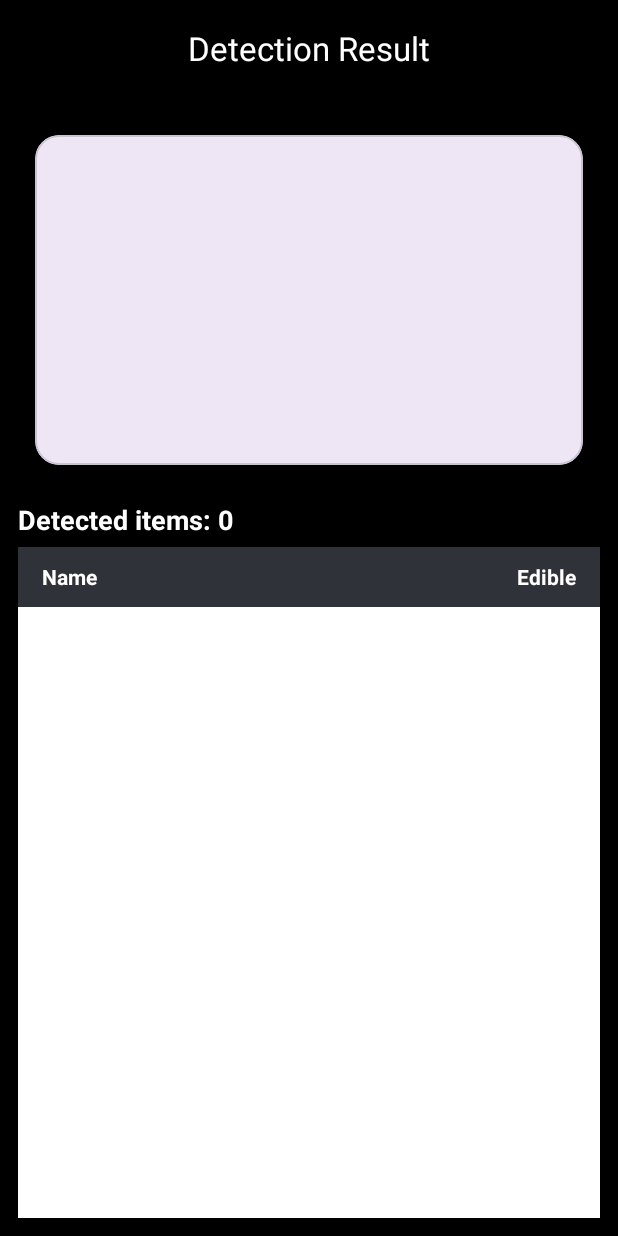
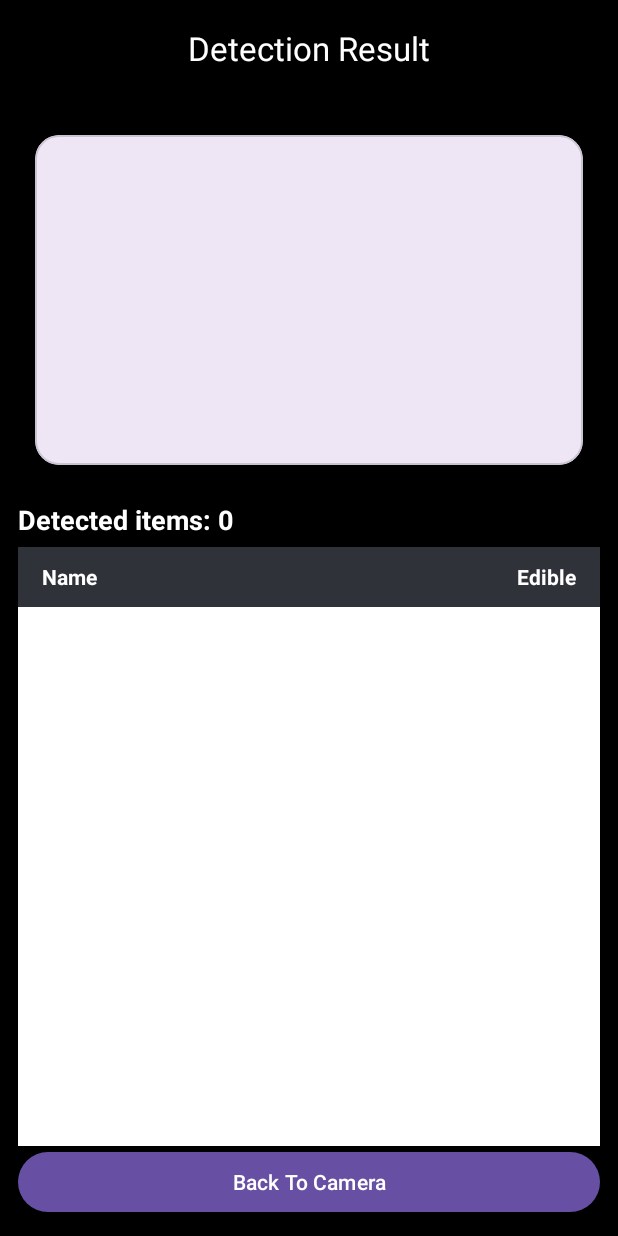
Before and after one commit to json0419-cell/computervision-Project2, an Android app: the ResultActivity screen opened directly, with no data from a screen before it, on a phone screen of 412 x 824 dp. Run offline under Robolectric (Android 15) with nearby library versions, the light colour scheme and no system bars; pictures from the network do not load.

Commit message:
Add a button to go back and retry multiple scans

```diff
--- a/app/src/main/java/com/example/mobilefoodfreshness/camera/CameraFragment.kt
+++ b/app/src/main/java/com/example/mobilefoodfreshness/camera/CameraFragment.kt
@@ -19,7 +19,6 @@ import com.example.mobilefoodfreshness.ui.OverlayView
 import com.example.mobilefoodfreshness.ml.YoloDetector
 import com.example.mobilefoodfreshness.ml.FreshnessClassifier
 import com.example.mobilefoodfreshness.tracking.BoxTracker
-import com.example.mobilefoodfreshness.util.toBitmap
 import java.util.concurrent.Executors
 
 class CameraFragment : Fragment() {
--- a/app/src/main/java/com/example/mobilefoodfreshness/ircamera/ResultActivity.kt
+++ b/app/src/main/java/com/example/mobilefoodfreshness/ircamera/ResultActivity.kt
@@ -9,7 +9,6 @@ import androidx.recyclerview.widget.DividerItemDecoration
 import androidx.recyclerview.widget.LinearLayoutManager
 import androidx.recyclerview.widget.RecyclerView
 import com.example.mobilefoodfreshness.R
-import org.json.JSONArray
 
 data class FoodItem(
     val name: String?,
--- a/app/src/main/java/com/example/mobilefoodfreshness/ui/ResultActivity.kt
+++ b/app/src/main/java/com/example/mobilefoodfreshness/ui/ResultActivity.kt
@@ -15,5 +15,9 @@ class ResultActivity : AppCompatActivity() {
         val img = findViewById<android.widget.ImageView>(R.id.capturedImage)
         tv.text = text
         img.setImageBitmap(bitmapCache)
+
+        findViewById<android.widget.Button>(R.id.back).setOnClickListener {
+            finish()
+        }
     }
 }
--- a/app/src/main/res/layout/activity_result.xml
+++ b/app/src/main/res/layout/activity_result.xml
@@ -90,5 +90,11 @@
             android:overScrollMode="ifContentScrolls"
             android:background="@android:color/white"
             android:paddingTop="2dp"/>
+
+        <Button
+            android:id="@+id/back"
+            android:layout_width="match_parent"
+            android:layout_height="wrap_content"
+            android:text="Back To Camera" />
     </LinearLayout>
 </androidx.coordinatorlayout.widget.CoordinatorLayout>
```
